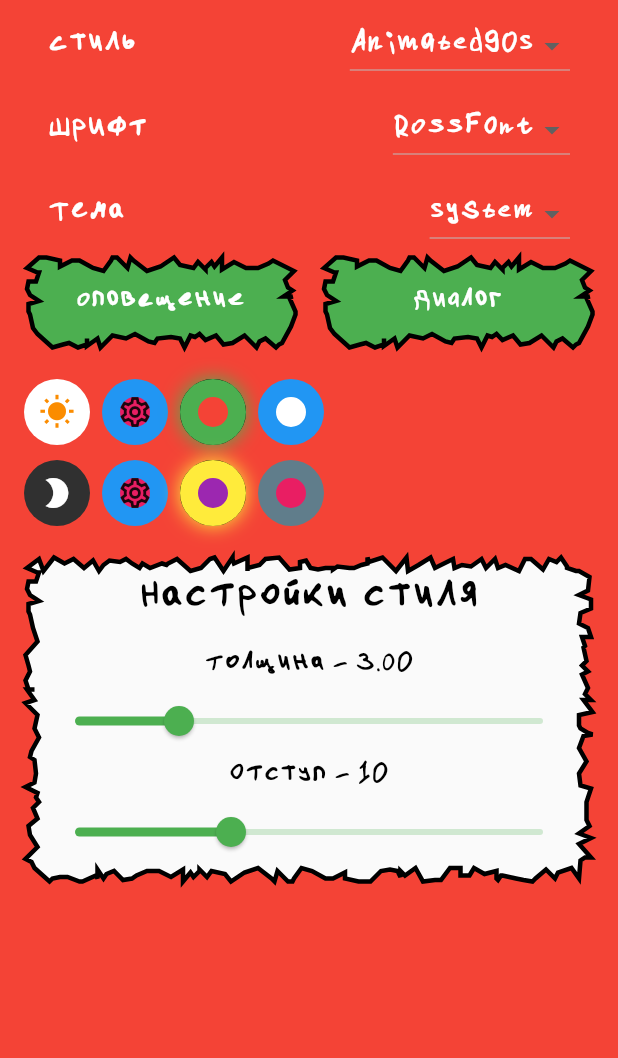
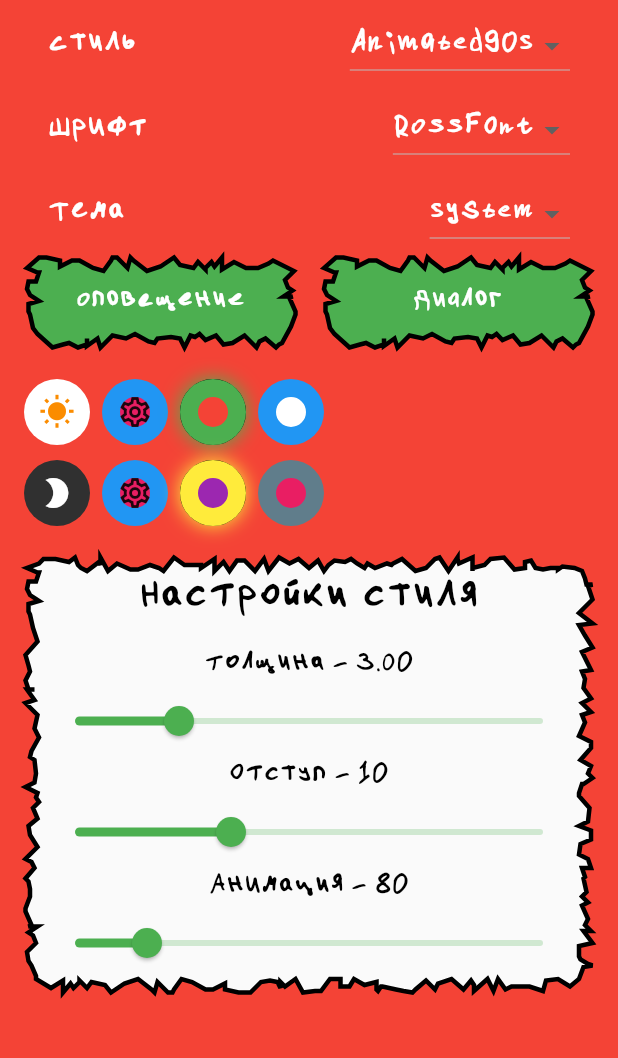
Before and after one commit to RossHS/shop_list, a Flutter app: the Settings screen opened by its route, on a phone screen of 412 x 824 dp, the part 104-1162 px from its top. Run offline on Flutter 3.47's test engine with Material 2 defaults, Android fonts, the phone set to English and light mode, and no system bars; our stand-ins replace cloud_firestore, firebase_auth, firebase_core, firebase_messaging, firebase_storage, flutter_colorpicker and 6 more; accounts and stored records are empty.

Commit message:
Динамическая смена скорости анимации. Планы на рефакторинг абстрактной фабрики

```diff
--- a/lib/models/theme_model.dart
+++ b/lib/models/theme_model.dart
@@ -110,6 +110,7 @@ class Animated90sThemeDataWrapper extends ThemeDataWrapper {
   const Animated90sThemeDataWrapper({
     required TextTheme textTheme,
     required this.paint90sConfig,
+    this.animationDuration = const Duration(milliseconds: 80),
     required ColorScheme lightColorScheme,
     required ColorScheme darkColorScheme,
   }) : super(
@@ -124,12 +125,14 @@ class Animated90sThemeDataWrapper extends ThemeDataWrapper {
       offset: storage.read<int>('$appThemeStorageValue-paintConfig-offset'),
       strokeWidth: storage.read<double>('$appThemeStorageValue-paintConfig-strokeWidth'),
     );
-    // Вычитываем название сохраненной темы из хранилища
+    final animationDurationMillis = storage.read<int>('$appThemeStorageValue-animation-duration-millis');
+    // Вычитываем название сохраненной цветовой темы из хранилища
     final String lightThemeKey = storage.read<String>('$appThemeStorageValue-light') ?? 'default light 1';
     final String darkThemeKey = storage.read<String>('$appThemeStorageValue-dark') ?? 'default dark 1';
     return Animated90sThemeDataWrapper(
       textTheme: textTheme,
       paint90sConfig: paint90sConfig,
+      animationDuration: Duration(milliseconds: animationDurationMillis ?? 80),
       lightColorScheme: _getLightColorSchemesMap[lightThemeKey]!,
       darkColorScheme: _getDarkColorSchemesMap[darkThemeKey]!,
     );
@@ -170,6 +173,9 @@ class Animated90sThemeDataWrapper extends ThemeDataWrapper {
   /// на его основе абстрактная фабрика [Animated90sFactory] создает виджеты
   final Paint90sConfig paint90sConfig;
 
+  /// Задержка между перерисовыванием Animated90sWidgets
+  final Duration animationDuration;
+
   @override
   Map<String, ColorScheme> get lightColorSchemesMap => _getLightColorSchemesMap;
 
@@ -184,18 +190,21 @@ class Animated90sThemeDataWrapper extends ThemeDataWrapper {
     super.writeToGetStorage(storage);
     storage.write('$appThemeStorageValue-paintConfig-offset', paint90sConfig.offset);
     storage.write('$appThemeStorageValue-paintConfig-strokeWidth', paint90sConfig.strokeWidth);
+    storage.write('$appThemeStorageValue-animation-duration-millis', animationDuration.inMilliseconds);
   }
 
   @override
   Animated90sThemeDataWrapper copyWith({
     TextTheme? textTheme,
     Paint90sConfig? paint90sConfig,
+    Duration? animationDuration,
     ColorScheme? lightColorScheme,
     ColorScheme? darkColorScheme,
   }) {
     return Animated90sThemeDataWrapper(
       textTheme: textTheme ?? this.textTheme,
       paint90sConfig: paint90sConfig ?? this.paint90sConfig,
+      animationDuration: animationDuration ?? this.animationDuration,
       lightColorScheme: lightColorScheme ?? this.lightColorScheme,
       darkColorScheme: darkColorScheme ?? this.darkColorScheme,
     );
@@ -207,10 +216,11 @@ class Animated90sThemeDataWrapper extends ThemeDataWrapper {
       super == other &&
           other is Animated90sThemeDataWrapper &&
           runtimeType == other.runtimeType &&
-          paint90sConfig == other.paint90sConfig;
+          paint90sConfig == other.paint90sConfig &&
+          animationDuration == other.animationDuration;
 
   @override
-  int get hashCode => super.hashCode ^ paint90sConfig.hashCode;
+  int get hashCode => super.hashCode ^ paint90sConfig.hashCode ^ animationDuration.hashCode;
 }
 
 //----------------------------MaterialThemeData--------------------------//
--- a/lib/routes/settings.dart
+++ b/lib/routes/settings.dart
@@ -462,6 +462,7 @@ class _SpecificThemeSettings extends StatelessWidget {
                     key: ValueKey<String>(controller.appTheme.value.themePrefix),
                     padding: const EdgeInsets.all(10.0),
                     child: AnimatedPainterSquare90s(
+                      duration: themeWrapper.animationDuration,
                       config: config,
                       child: Column(
                         children: [
@@ -499,6 +500,19 @@ class _SpecificThemeSettings extends StatelessWidget {
                               );
                             },
                           ),
+                          Text('Анимация - ${themeWrapper.animationDuration.inMilliseconds}'),
+                          Slider(
+                            value: themeWrapper.animationDuration.inMilliseconds.toDouble(),
+                            min: 40,
+                            max: 300,
+                            onChanged: (double value) {
+                              if (controller.appTheme.value is! Animated90sThemeDataWrapper) return;
+                              final wrapper = factory.themeWrapper;
+                              controller.appTheme.value = wrapper.copyWith(
+                                animationDuration: Duration(milliseconds: value.toInt()),
+                              );
+                            },
+                          ),
                         ],
                       ),
                     ),
--- a/lib/widgets/animated90s/animated_90s_app_bar.dart
+++ b/lib/widgets/animated90s/animated_90s_app_bar.dart
@@ -11,6 +11,7 @@ class AnimatedAppBar90s extends StatelessWidget implements PreferredSizeWidget {
     this.actions,
     this.bottom,
     this.config,
+    this.duration,
     Key? key,
   }) : super(key: key);
 
@@ -26,6 +27,8 @@ class AnimatedAppBar90s extends StatelessWidget implements PreferredSizeWidget {
   final PreferredSizeWidget? bottom;
 
   final Paint90sConfig? config;
+
+  final Duration? duration;
 
   static const toolBarHeight = 56.0;
 
@@ -56,7 +59,8 @@ class AnimatedAppBar90s extends StatelessWidget implements PreferredSizeWidget {
     var leading = this.leading ??
         IconButton(
           onPressed: Get.back,
-          icon: const AnimatedIcon90s(
+          icon: AnimatedIcon90s(
+            duration: duration,
             iconsList: CustomIcons.arrow,
           ),
         );
@@ -127,6 +131,7 @@ class AnimatedAppBar90s extends StatelessWidget implements PreferredSizeWidget {
     return AnimatedPainterSquare90s(
       config: config,
       borderPaint: const BorderPaint.bottom(),
+      duration: duration,
       child: SafeArea(
         bottom: false,
         // Чтобы Ink эффект был над AnimatedPainterSquare90s, а не под ним
--- a/lib/widgets/animated90s/animated_90s_icon.dart
+++ b/lib/widgets/animated90s/animated_90s_icon.dart
@@ -7,11 +7,11 @@ import 'package:flutter/material.dart';
 class AnimatedIcon90s extends StatefulWidget {
   const AnimatedIcon90s({
     required List<IconData> iconsList,
-    Duration duration = const Duration(milliseconds: 80),
+    Duration? duration,
     this.color,
     Key? key,
   })  : _iconsList = iconsList,
-        _duration = duration,
+        _duration = duration ?? const Duration(milliseconds: 80),
         super(key: key);
 
   /// Список допустимых иконок
@@ -27,8 +27,7 @@ class AnimatedIcon90s extends StatefulWidget {
   _AnimatedIcon90sState createState() => _AnimatedIcon90sState();
 }
 
-class _AnimatedIcon90sState extends State<AnimatedIcon90s>
-    with SingleTickerProviderStateMixin {
+class _AnimatedIcon90sState extends State<AnimatedIcon90s> with SingleTickerProviderStateMixin {
   late AnimationController _controller;
 
   final _rnd = Random();
--- a/lib/widgets/animated90s/animated_90s_painter.dart
+++ b/lib/widgets/animated90s/animated_90s_painter.dart
@@ -18,7 +18,7 @@ abstract class AnimatedPainter90s extends StatefulWidget {
 
 abstract class AnimatedPainter90sState<T extends AnimatedPainter90s> extends State<T>
     with SingleTickerProviderStateMixin {
-  late final AnimationController _controller;
+  late AnimationController _controller;
   final _random = Random();
 
   /// Содержит в себе значение для сида Random(), чтобы управлять случайной
@@ -32,6 +32,14 @@ abstract class AnimatedPainter90sState<T extends AnimatedPainter90s> extends Sta
   /// элемента на экране по отдельности.
   /// Находится в диапазоне 0 < delay < widget.duration
   late final Timer preDelay;
+
+  @override
+  void didUpdateWidget(T oldWidget) {
+    super.didUpdateWidget(oldWidget);
+    if (oldWidget.duration != widget.duration) {
+      _controller.duration = widget.duration;
+    }
+  }
 
   @override
   void initState() {
--- a/lib/widgets/custom_text_field.dart
+++ b/lib/widgets/custom_text_field.dart
@@ -21,6 +21,7 @@ class CustomTextField extends StatefulWidget {
     this.minLines,
     this.drawUnderLine = true,
     this.decoration,
+    this.duration,
     this.config,
   }) : super(key: key);
 
@@ -35,6 +36,7 @@ class CustomTextField extends StatefulWidget {
   final bool Function(String)? inputValidator;
   final int? maxLines;
   final int? minLines;
+  final Duration? duration;
   final Paint90sConfig? config;
 
   /// Отображать ли нижнюю волнистую линию
@@ -73,6 +75,7 @@ class _CustomTextFieldState extends State<CustomTextField> {
             bottom: 10,
             child: AnimatedPainterLine90s(
               paintSide: PaintSide.bottom,
+              duration: widget.duration,
               config: config.copyWith(outLineColor: _currentColor),
               child: const SizedBox(),
             ),
--- a/lib/widgets/themes_factories/animated90s_theme_factory.dart
+++ b/lib/widgets/themes_factories/animated90s_theme_factory.dart
@@ -30,6 +30,7 @@ class Animated90sFactory extends ThemeFactory {
       title: title,
       actions: actions,
       bottom: bottom,
+      duration: themeWrapper.animationDuration,
       config: themeWrapper.paint90sConfig,
     );
   }
@@ -43,6 +44,7 @@ class Animated90sFactory extends ThemeFactory {
     return AnimatedCircleButton90s(
       key: key,
       onPressed: onPressed,
+      duration: themeWrapper.animationDuration,
       config: themeWrapper.paint90sConfig,
       child: child,
     );
@@ -57,6 +59,7 @@ class Animated90sFactory extends ThemeFactory {
     return AnimatedButton90s(
       key: key,
       onPressed: onPressed,
+      duration: themeWrapper.animationDuration,
       config: themeWrapper.paint90sConfig,
       child: child,
     );
@@ -72,6 +75,7 @@ class Animated90sFactory extends ThemeFactory {
       ),
       child: AnimatedPainterSquare90s(
         key: key,
+        duration: themeWrapper.animationDuration,
         config: config,
         child: child,
       ),
@@ -84,6 +88,7 @@ class Animated90sFactory extends ThemeFactory {
     final config = themeWrapper.paint90sConfig.copyWith(backgroundColor: theme.canvasColor);
     return AnimatedPainterSquare90s(
       key: key,
+      duration: themeWrapper.animationDuration,
       config: config,
       borderPaint: const BorderPaint.top(),
       child: child,
@@ -105,6 +110,7 @@ class Animated90sFactory extends ThemeFactory {
       child: Padding(
         padding: EdgeInsets.all(10.0 + config.offset),
         child: AnimatedPainterSquare90s(
+          duration: themeWrapper.animationDuration,
           config: config,
           child: SizedBox(
             width: double.infinity,
@@ -141,6 +147,7 @@ class Animated90sFactory extends ThemeFactory {
   }) {
     return CustomTextField(
       key: key,
+      duration: themeWrapper.animationDuration,
       config: themeWrapper.paint90sConfig,
       controller: controller,
       inputValidator: inputValidator,
@@ -190,6 +197,7 @@ class Animated90sFactory extends ThemeFactory {
           data: adaptedTheme,
           child: Center(
             child: AnimatedPainterSquare90s(
+              duration: themeWrapper.animationDuration,
               config: themeWrapper.paint90sConfig.copyWith(backgroundColor: theme.canvasColor),
               child: Padding(
                 padding: const EdgeInsets.only(left: 24.0, right: 24.0, top: 24.0, bottom: 8.0),
```
Also changed, not shown: lib/widgets/themes_factories/abstract_theme_factory.dart (+13 -0 lines).
